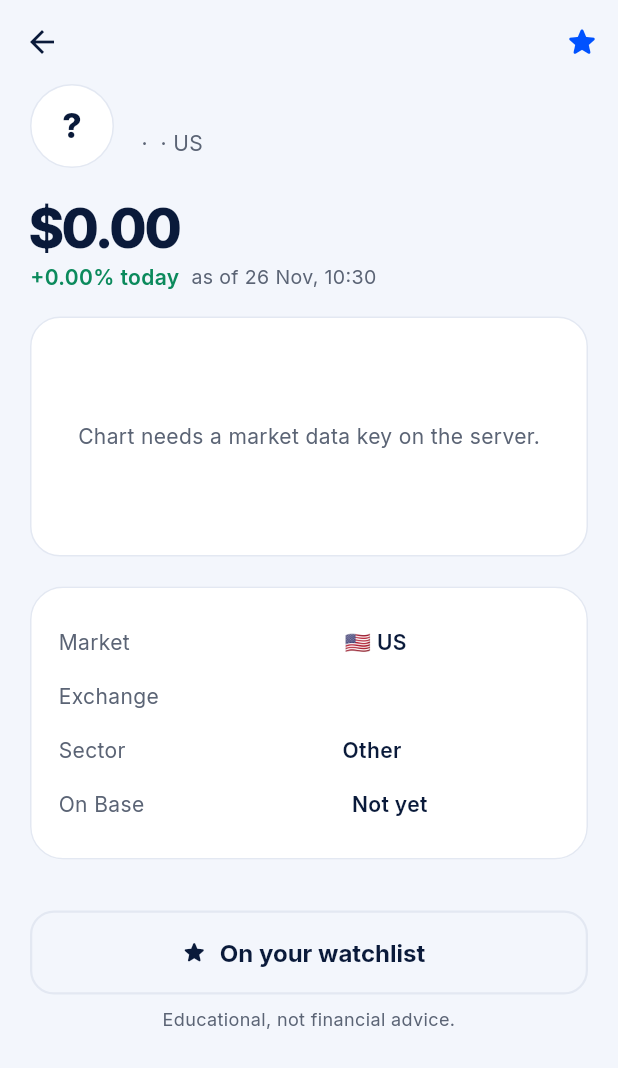
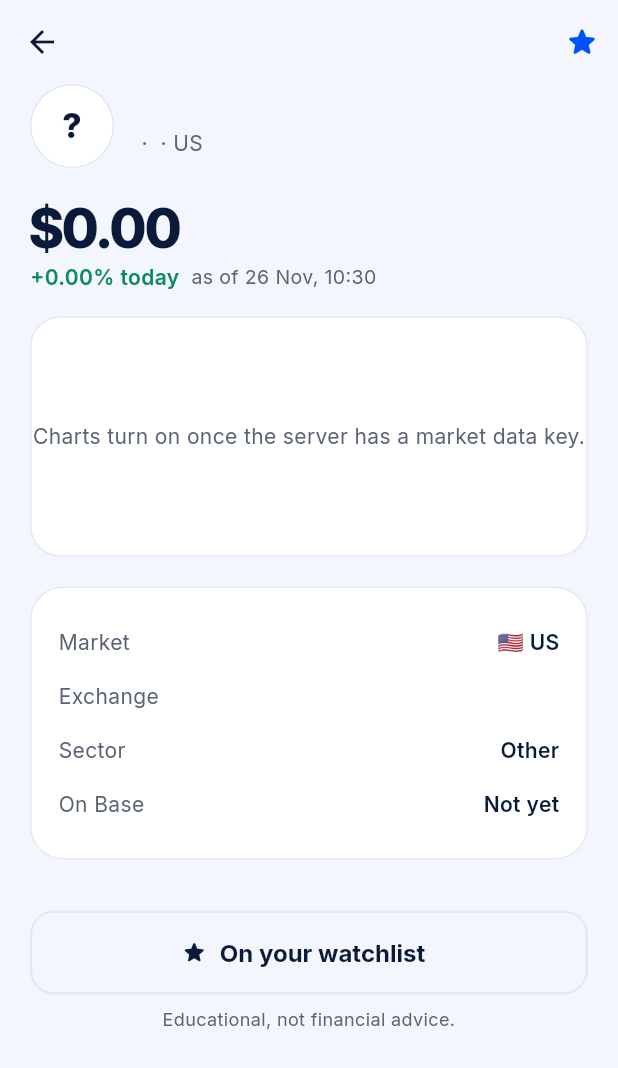
Before and after one commit to shipporlabs/Potfolio, a Flutter app: the StockDetailScreen screen opened directly with empty values, after a tap on "Add to watchlist", on a phone screen of 412 x 824 dp. Shown: the top 1068 px of the screen. Run offline on Flutter 3.47's test engine with Material 3 defaults, Android fonts, the phone set to English and light mode, and no system bars; our stand-ins replace cloud_firestore, firebase_auth, firebase_core, flutter_secure_storage, flutter_svg, google_fonts and 2 more; missing offline and left inert: web3dart; accounts and stored records are empty; network calls fail.

Commit message:
App: logos via Worker proxy, last-close price, clearer chart states
- Stock.logo routes through WORKER_URL/logo so logos render on Flutter web
- Detail screen falls back to the last daily close when there's no live quote
- Chart placeholder says why (no key / no data / rate limited)
- Value column in the detail card is right-aligned properly
- Same tokenized-ticker suffix fix as the Worker for the no-Worker path

Co-Authored-By: Claude Opus 5.5 <noreply@anthropic.com>
Claude-Session: https://claude.ai/code/session_01FUoerckHJ1dgiNYS9oww3e

```diff
--- a/lib/models.dart
+++ b/lib/models.dart
@@ -1,4 +1,6 @@
 import 'package:cloud_firestore/cloud_firestore.dart';
+
+import 'config.dart';
 
 enum Market { us, ng, eu, uk, ke }
 
@@ -65,10 +67,15 @@ class Stock {
   /// Investable onchain today: only Coinbase tokenized US stocks on Base.
   bool get investable => contract != null && contract!.isNotEmpty;
 
+  /// Logo URL. Goes through the Worker's /logo proxy when one is configured:
+  /// the source hosts don't send CORS headers (so Flutter web can't draw them)
+  /// and can be slow or blocked on some networks.
   String get logo {
-    if (logoUrl != null && logoUrl!.isNotEmpty) return logoUrl!;
-    if (domain != null) return 'https://www.google.com/s2/favicons?domain=$domain&sz=128';
-    return '';
+    final raw = (logoUrl != null && logoUrl!.isNotEmpty)
+        ? logoUrl!
+        : (domain != null ? 'https://www.google.com/s2/favicons?domain=$domain&sz=128' : '');
+    if (raw.isEmpty || !AppConfig.hasWorker || raw.startsWith(AppConfig.workerUrl)) return raw;
+    return '${AppConfig.workerUrl}/logo?u=${Uri.encodeComponent(raw)}';
   }
 
   String get currency => market.currency;
--- a/lib/screens/stock_detail_screen.dart
+++ b/lib/screens/stock_detail_screen.dart
@@ -6,6 +6,7 @@ import 'package:url_launcher/url_launcher.dart';
 
 import '../config.dart';
 import '../models.dart';
+import '../services/stocks_service.dart';
 import '../state/app_state.dart';
 import '../theme.dart';
 import '../widgets/brand.dart';
@@ -40,7 +41,23 @@ class StockDetailScreen extends StatelessWidget {
           ),
         ]),
         const SizedBox(height: 20),
-        Text(stock.price != null ? money(stock.price!, stock.currency) : 'Price unavailable', style: display(36)),
+        FutureBuilder<HistoryResult>(
+          future: stock.price == null ? s.stocks.history(stock) : null,
+          builder: (context, snap) {
+            // Not every stock has a live quote; fall back to the last daily close.
+            final last = (snap.data?.points.isNotEmpty ?? false) ? snap.data!.points.last : null;
+            final text = stock.price != null
+                ? money(stock.price!, stock.currency)
+                : last != null
+                    ? money(last, stock.currency)
+                    : (snap.connectionState == ConnectionState.waiting ? '…' : 'Price unavailable');
+            return Column(crossAxisAlignment: CrossAxisAlignment.start, children: [
+              Text(text, style: display(36)),
+              if (stock.price == null && last != null)
+                const Text('Last close', style: TextStyle(color: PColors.slate, fontSize: 13)),
+            ]);
+          },
+        ),
         const SizedBox(height: 4),
         Row(children: [
           if (stock.changePct != null)
@@ -51,16 +68,16 @@ class StockDetailScreen extends StatelessWidget {
           ],
         ]),
         const SizedBox(height: 16),
-        FutureBuilder<List<double>>(
+        FutureBuilder<HistoryResult>(
           future: s.stocks.history(stock),
           builder: (context, snap) {
-            final pts = snap.data ?? [];
+            final pts = snap.data?.points ?? const <double>[];
             if (pts.length < 2) {
               return Container(
                 height: 160,
                 alignment: Alignment.center,
                 decoration: BoxDecoration(color: Colors.white, borderRadius: BorderRadius.circular(20), border: Border.all(color: PColors.line)),
-                child: Text(snap.connectionState == ConnectionState.waiting ? 'Loading chart…' : 'Chart needs a market data key on the server.',
+                child: Text(snap.connectionState == ConnectionState.waiting ? 'Loading chart…' : (snap.data?.message ?? 'No chart for this stock yet.'),
                     style: const TextStyle(color: PColors.slate)),
               );
             }
@@ -134,8 +151,8 @@ class _Row extends StatelessWidget {
         padding: const EdgeInsets.symmetric(vertical: 8),
         child: Row(children: [
           Text(k, style: const TextStyle(color: PColors.slate)),
-          const Spacer(),
-          Flexible(child: Text(v, textAlign: TextAlign.right, style: const TextStyle(fontWeight: FontWeight.w600))),
+          const SizedBox(width: 16),
+          Expanded(child: Text(v, textAlign: TextAlign.right, style: const TextStyle(fontWeight: FontWeight.w600))),
         ]),
       );
 }
--- a/lib/services/stocks_service.dart
+++ b/lib/services/stocks_service.dart
@@ -74,10 +74,13 @@ class StocksService {
     }
   }
 
+  /// Coinbase tokenized tickers carry a lowercase suffix (AAPLc, older AAPLx).
   String _norm(String t) {
-    var x = t.toUpperCase().replaceAll(RegExp(r'[^A-Z0-9]'), '');
-    if (x.length > 1 && x.endsWith('X')) x = x.substring(0, x.length - 1);
-    return x;
+    var x = t.trim();
+    if (x.length > 1 && RegExp(r'[a-z]$').hasMatch(x) && RegExp(r'[A-Z]').hasMatch(x.substring(0, x.length - 1))) {
+      x = x.substring(0, x.length - 1);
+    }
+    return x.toUpperCase().replaceAll(RegExp(r'[^A-Z0-9]'), '');
   }
 
   Map<String, double> priceMap() {
@@ -90,13 +93,33 @@ class StocksService {
     return m;
   }
 
-  Future<List<double>> history(Stock s, {String range = '1M'}) async {
-    if (!AppConfig.hasWorker) return const [];
+  final Map<String, Future<HistoryResult>> _history = {};
+
+  /// Daily closes for the chart. Cached per stock for this session.
+  Future<HistoryResult> history(Stock s, {String range = '1M'}) =>
+      _history.putIfAbsent('${s.market.code}:${s.symbol}:$range', () => _loadHistory(s, range));
+
+  Future<HistoryResult> _loadHistory(Stock s, String range) async {
+    if (!AppConfig.hasWorker) return const HistoryResult([], 'no_worker');
     try {
       final j = await _api.get('/history', query: {'symbol': s.symbol, 'market': s.market.code, 'range': range});
-      return ((j['points'] as List?) ?? []).map((e) => (e as num).toDouble()).toList();
+      final pts = ((j['points'] as List?) ?? []).map((e) => (e as num).toDouble()).toList();
+      return HistoryResult(pts, j['reason'] as String?);
     } catch (_) {
-      return const [];
+      _history.remove('${s.market.code}:${s.symbol}:$range');
+      return const HistoryResult([], 'error');
     }
   }
 }
+
+class HistoryResult {
+  final List<double> points;
+  final String? reason; // no_key, no_data, rate_limited, no_worker, error
+  const HistoryResult(this.points, this.reason);
+
+  String get message => switch (reason) {
+        'no_key' || 'no_worker' => 'Charts turn on once the server has a market data key.',
+        'rate_limited' => 'Chart is busy right now. Try again in a minute.',
+        _ => 'No chart for this stock yet.',
+      };
+}
```
